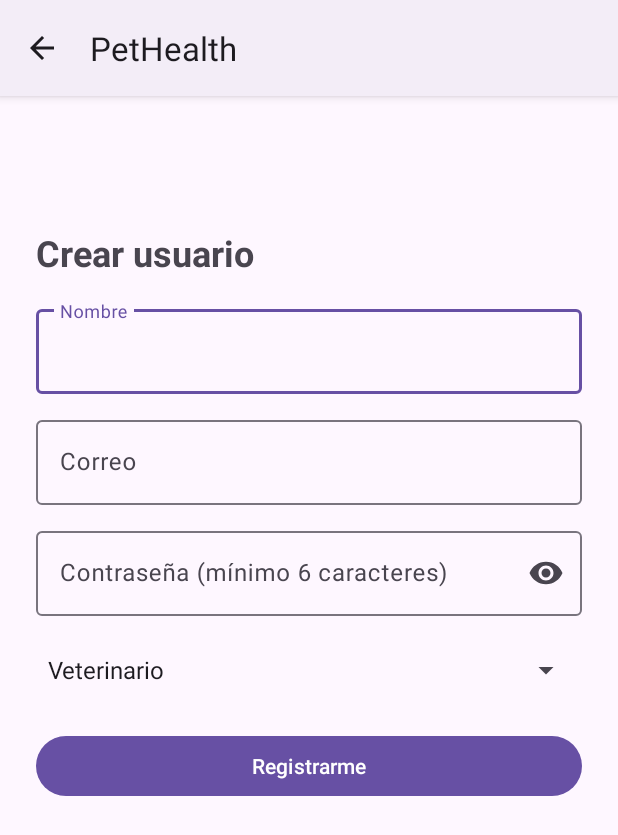
After one commit to stefigaal02/veterinaria-grupo8, an Android app: the RegistroActivity screen opened directly, with no data from a screen before it, on a phone screen of 412 x 824 dp. The commit adds this screen. Shown: the top 835 px of the screen. Run offline under Robolectric (Android 15) with nearby library versions, the phone set to English and light mode, and no system bars; network calls fail.

Commit message:
Agrega registro y perfil, ajusta navegacion y selector de fechas de vacunacion

```diff
--- /dev/null
+++ b/android/PetHealth/app/src/main/java/com/grupo08/pethealth/ui/login/AuthViewModel.kt
@@ -0,0 +1,34 @@
+package com.grupo08.pethealth.ui.login
+
+import android.app.Application
+import androidx.lifecycle.AndroidViewModel
+import androidx.lifecycle.LiveData
+import androidx.lifecycle.MutableLiveData
+import androidx.lifecycle.viewModelScope
+import com.grupo08.pethealth.data.remote.ApiClient
+import com.grupo08.pethealth.data.remote.UsuarioResponse
+import com.grupo08.pethealth.data.repository.AuthRepository
+import com.grupo08.pethealth.utils.Resultado
+import com.grupo08.pethealth.utils.SessionManager
+import kotlinx.coroutines.launch
+
+class AuthViewModel(app: Application) : AndroidViewModel(app) {
+
+    private val repo = AuthRepository(ApiClient.obtener(app), SessionManager(app))
+
+    private val _registro = MutableLiveData<Resultado<UsuarioResponse>>()
+    val registro: LiveData<Resultado<UsuarioResponse>> = _registro
+
+    private val _perfil = MutableLiveData<Resultado<UsuarioResponse>>()
+    val perfil: LiveData<Resultado<UsuarioResponse>> = _perfil
+
+    fun registrar(nombre: String, email: String, password: String, rol: String) {
+        _registro.value = Resultado.Cargando
+        viewModelScope.launch { _registro.value = repo.registro(nombre, email, password, rol) }
+    }
+
+    fun cargarPerfil() {
+        _perfil.value = Resultado.Cargando
+        viewModelScope.launch { _perfil.value = repo.perfil() }
+    }
+}
--- /dev/null
+++ b/android/PetHealth/app/src/main/java/com/grupo08/pethealth/ui/login/RegistroActivity.kt
@@ -0,0 +1,78 @@
+package com.grupo08.pethealth.ui.login
+
+import android.os.Bundle
+import android.util.Patterns
+import android.view.View
+import android.widget.ArrayAdapter
+import android.widget.Button
+import android.widget.ProgressBar
+import android.widget.Spinner
+import android.widget.TextView
+import android.widget.Toast
+import androidx.activity.viewModels
+import com.grupo08.pethealth.utils.BaseActivity
+import com.google.android.material.textfield.TextInputEditText
+import com.google.android.material.textfield.TextInputLayout
+import com.grupo08.pethealth.R
+import com.grupo08.pethealth.utils.Resultado
+
+class RegistroActivity : BaseActivity() {
+
+    private val viewModel: AuthViewModel by viewModels()
+
+    override fun onCreate(savedInstanceState: Bundle?) {
+        super.onCreate(savedInstanceState)
+        setContentView(R.layout.activity_registro)
+
+        val tilNombre = findViewById<TextInputLayout>(R.id.tilNombre)
+        val tilEmail = findViewById<TextInputLayout>(R.id.tilEmail)
+        val tilPassword = findViewById<TextInputLayout>(R.id.tilPassword)
+        val etNombre = findViewById<TextInputEditText>(R.id.etNombre)
+        val etEmail = findViewById<TextInputEditText>(R.id.etEmail)
+        val etPassword = findViewById<TextInputEditText>(R.id.etPassword)
+        val spRol = findViewById<Spinner>(R.id.spRol)
+        val tvError = findViewById<TextView>(R.id.tvError)
+        val progress = findViewById<ProgressBar>(R.id.progress)
+        val btnRegistrar = findViewById<Button>(R.id.btnRegistrar)
+
+        spRol.adapter = ArrayAdapter(
+            this, android.R.layout.simple_spinner_dropdown_item,
+            listOf("Veterinario", "Auxiliar", "Administrador")
+        )
+
+        btnRegistrar.setOnClickListener {
+            val nombre = etNombre.text.toString().trim()
+            val email = etEmail.text.toString().trim()
+            val password = etPassword.text.toString()
+
+            tilNombre.error = if (nombre.isEmpty()) "El nombre es obligatorio" else null
+            tilEmail.error = if (!Patterns.EMAIL_ADDRESS.matcher(email).matches()) "Correo no válido" else null
+            tilPassword.error = if (password.length < 6) "Mínimo 6 caracteres" else null
+
+            if (tilNombre.error == null && tilEmail.error == null && tilPassword.error == null) {
+                viewModel.registrar(nombre, email, password, spRol.selectedItem.toString())
+            }
+        }
+
+        viewModel.registro.observe(this) { estado ->
+            when (estado) {
+                is Resultado.Cargando -> {
+                    progress.visibility = View.VISIBLE
+                    btnRegistrar.isEnabled = false
+                    tvError.visibility = View.GONE
+                }
+                is Resultado.Exito -> {
+                    progress.visibility = View.GONE
+                    Toast.makeText(this, "Usuario creado", Toast.LENGTH_SHORT).show()
+                    finish()
+                }
+                is Resultado.Error -> {
+                    progress.visibility = View.GONE
+                    btnRegistrar.isEnabled = true
+                    tvError.text = estado.mensaje
+                    tvError.visibility = View.VISIBLE
+                }
+            }
+        }
+    }
+}
--- a/android/PetHealth/app/src/main/java/com/grupo08/pethealth/ui/pacientes/RegistrarPacienteActivity.kt
+++ b/android/PetHealth/app/src/main/java/com/grupo08/pethealth/ui/pacientes/RegistrarPacienteActivity.kt
@@ -11,7 +11,7 @@ import android.widget.Toast
 import androidx.activity.enableEdgeToEdge
 import androidx.activity.viewModels
 import androidx.appcompat.app.AlertDialog
-import androidx.appcompat.app.AppCompatActivity
+import com.grupo08.pethealth.utils.BaseActivity
 import androidx.core.view.ViewCompat
 import androidx.core.view.WindowInsetsCompat
 import com.google.android.material.dialog.MaterialAlertDialogBuilder
@@ -21,7 +21,7 @@ import com.grupo08.pethealth.R
 import com.grupo08.pethealth.data.remote.PropietarioResponse
 import com.grupo08.pethealth.utils.Resultado
 
-class RegistrarPacienteActivity : AppCompatActivity() {
+class RegistrarPacienteActivity : BaseActivity() {
 
     private val viewModel: RegistrarPacienteViewModel by viewModels()
     private var propietarios: List<PropietarioResponse> = emptyList()
--- /dev/null
+++ b/android/PetHealth/app/src/main/res/layout/activity_registro.xml
@@ -0,0 +1,95 @@
+<?xml version="1.0" encoding="utf-8"?>
+<ScrollView xmlns:android="http://schemas.android.com/apk/res/android"
+    xmlns:app="http://schemas.android.com/apk/res-auto"
+    android:id="@+id/main"
+    android:layout_width="match_parent"
+    android:layout_height="match_parent">
+
+    <LinearLayout
+        android:layout_width="match_parent"
+        android:layout_height="wrap_content"
+        android:orientation="vertical"
+        android:padding="24dp">
+
+        <TextView
+            android:layout_width="wrap_content"
+            android:layout_height="wrap_content"
+            android:layout_marginBottom="16dp"
+            android:text="Crear usuario"
+            android:textSize="24sp"
+            android:textStyle="bold" />
+
+        <com.google.android.material.textfield.TextInputLayout
+            android:id="@+id/tilNombre"
+            style="@style/Widget.Material3.TextInputLayout.OutlinedBox"
+            android:layout_width="match_parent"
+            android:layout_height="wrap_content"
+            android:hint="Nombre">
+
+            <com.google.android.material.textfield.TextInputEditText
+                android:id="@+id/etNombre"
+                android:layout_width="match_parent"
+                android:layout_height="wrap_content"
+                android:inputType="textPersonName" />
+        </com.google.android.material.textfield.TextInputLayout>
+
+        <com.google.android.material.textfield.TextInputLayout
+            android:id="@+id/tilEmail"
+            style="@style/Widget.Material3.TextInputLayout.OutlinedBox"
+            android:layout_width="match_parent"
+            android:layout_height="wrap_content"
+            android:layout_marginTop="12dp"
+            android:hint="Correo">
+
+            <com.google.android.material.textfield.TextInputEditText
+                android:id="@+id/etEmail"
+                android:layout_width="match_parent"
+                android:layout_height="wrap_content"
+                android:inputType="textEmailAddress" />
+        </com.google.android.material.textfield.TextInputLayout>
+
+        <com.google.android.material.textfield.TextInputLayout
+            android:id="@+id/tilPassword"
+            style="@style/Widget.Material3.TextInputLayout.OutlinedBox"
+            android:layout_width="match_parent"
+            android:layout_height="wrap_content"
+            android:layout_marginTop="12dp"
+            android:hint="Contraseña (mínimo 6 caracteres)"
+            app:endIconMode="password_toggle">
+
+            <com.google.android.material.textfield.TextInputEditText
+                android:id="@+id/etPassword"
+                android:layout_width="match_parent"
+                android:layout_height="wrap_content"
+                android:inputType="textPassword" />
+        </com.google.android.material.textfield.TextInputLayout>
+
+        <Spinner
+            android:id="@+id/spRol"
+            android:layout_width="match_parent"
+            android:layout_height="48dp"
+            android:layout_marginTop="12dp" />
+
+        <TextView
+            android:id="@+id/tvError"
+            android:layout_width="wrap_content"
+            android:layout_height="wrap_content"
+            android:layout_marginTop="8dp"
+            android:textColor="#C62828"
+            android:visibility="gone" />
+
+        <ProgressBar
+            android:id="@+id/progress"
+            android:layout_width="wrap_content"
+            android:layout_height="wrap_content"
+            android:layout_gravity="center"
+            android:visibility="gone" />
+
+        <Button
+            android:id="@+id/btnRegistrar"
+            android:layout_width="match_parent"
+            android:layout_height="wrap_content"
+            android:layout_marginTop="16dp"
+            android:text="Registrarme" />
+    </LinearLayout>
+</ScrollView>
```
Also changed, not shown: android/PetHealth/app/src/main/java/com/grupo08/pethealth/data/repository/AuthRepository.kt (+8 -0 lines), android/PetHealth/app/src/main/java/com/grupo08/pethealth/ui/home/HomeActivity.kt (+18 -2 lines), android/PetHealth/app/src/main/java/com/grupo08/pethealth/ui/home/PerfilActivity.kt (added, +43 -0 lines), android/PetHealth/app/src/main/java/com/grupo08/pethealth/ui/login/LoginActivity.kt (+5 -2 lines), android/PetHealth/app/src/main/java/com/grupo08/pethealth/ui/pacientes/PacientesActivity.kt (+7 -4 lines), android/PetHealth/app/src/main/java/com/grupo08/pethealth/ui/vacunas/VacunacionActivity.kt (+24 -6 lines), android/PetHealth/app/src/main/res/layout/activity_home.xml (+13 -0 lines), android/PetHealth/app/src/main/res/layout/activity_perfil.xml (added, +50 -0 lines).
